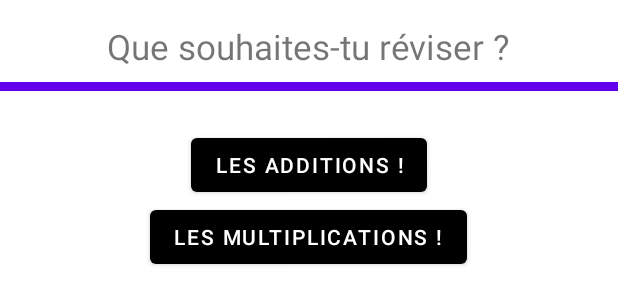
After one commit to Baptiste380/android, an Android app: the layout exercicemath.xml on its own in the app's theme, with its tools: preview values and no code run, on a phone screen of 412 x 824 dp. The commit adds this screen. Shown: the top 305 px of the screen. Run offline under Robolectric (Android 15) with nearby library versions, the phone set to English and light mode, and no system bars.

Commit message:
First Commit

```diff
--- /dev/null
+++ b/app/src/main/res/layout/exercicemath.xml
@@ -0,0 +1,45 @@
+<?xml version="1.0" encoding="utf-8"?>
+<LinearLayout xmlns:android="http://schemas.android.com/apk/res/android"    xmlns:app="http://schemas.android.com/apk/res-auto"
+    xmlns:tools="http://schemas.android.com/tools"
+    android:layout_width="match_parent"
+    android:layout_height="match_parent"
+    tools:context=".ExerciceMath"
+    android:orientation="vertical">
+
+
+<TextView
+android:id="@+id/textView"
+android:layout_width="wrap_content"
+android:layout_height="wrap_content"
+android:text="@string/exercicemath1"
+android:textSize="23dp"
+android:layout_gravity="center"
+android:layout_marginTop="15dp"
+android:layout_marginBottom="8dp"
+/>
+
+    <View
+        android:layout_width="fill_parent"
+        android:layout_height="6dp"
+        android:id="@+id/bordure"
+        android:visibility="visible"
+        android:background="@color/purple_500"
+        android:layout_marginBottom="25dp"/>
+
+    <Button
+        android:id="@+id/exercicemath_addition"
+        android:layout_height="wrap_content"
+        android:layout_width="wrap_content"
+        android:layout_gravity="center"
+        android:text="Les additions !"
+        />
+
+    <Button
+        android:id="@+id/exercicemath_multiplication"
+        android:layout_width="wrap_content"
+        android:layout_height="wrap_content"
+        android:layout_gravity="center"
+        android:text="Les multiplications !" />
+
+
+</LinearLayout>
--- /dev/null
+++ b/app/src/main/res/layout/exercicemathaddition.xml
@@ -0,0 +1,6 @@
+<?xml version="1.0" encoding="utf-8"?>
+<androidx.constraintlayout.widget.ConstraintLayout xmlns:android="http://schemas.android.com/apk/res/android"
+    android:layout_width="match_parent"
+    android:layout_height="match_parent">
+
+</androidx.constraintlayout.widget.ConstraintLayout>
--- a/app/src/main/res/values/strings.xml
+++ b/app/src/main/res/values/strings.xml
@@ -9,4 +9,6 @@
 
     <string name="inscription_bouton1">Créer mon compte</string>
 
+    <string name="exercicemath1">Que souhaites-tu réviser ?</string>
+
 </resources>
```
Also changed, not shown: app/src/main/res/layout/exercicemathmultiplication.xml (added, +38 -0 lines).
